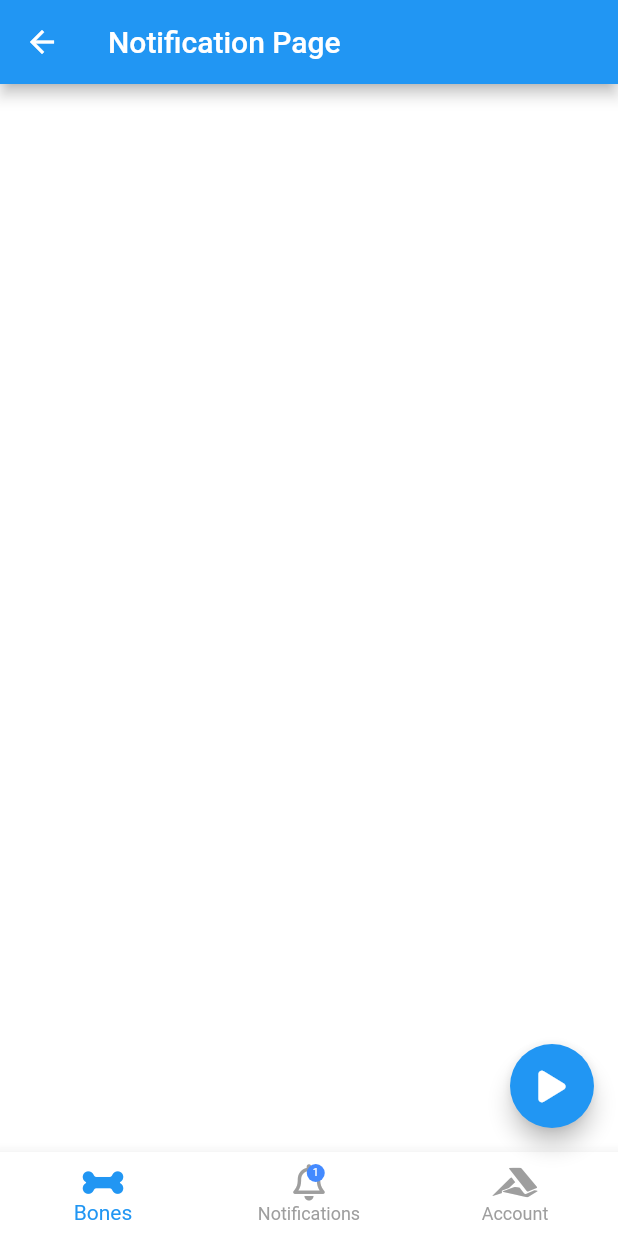
After one commit to matiasbaez/flutter-designs, a Flutter app: the NavigationScreen screen opened by its route, after a tap on an icon or button, on a phone screen of 412 x 824 dp. The commit adds this screen. Run offline on Flutter 3.47's test engine with Material 2 defaults, Android fonts, the phone set to English and light mode, and no system bars; drawn by our look-alikes of animate_do; our stand-ins replace flutter_svg, font_awesome_flutter.

Commit message:
Added, navigation screen

```diff
--- a/lib/main.dart
+++ b/lib/main.dart
@@ -29,6 +29,7 @@ class MyApp extends StatelessWidget {
         'circle_graphs'   : ( _ ) => const CircleGraphsScreen(),
         'basic_design'    : ( _ ) => const BasicDesignScreen(),
         'sliver_list'     : ( _ ) => const SliverListScreen(),
+        'notifications'   : ( _ ) => const NavigationScreen(),
         'animations'      : ( _ ) => const AnimationsScreen(),
         'animate_do'      : ( _ ) => const AnimateDoScreen(),
         'slideshows'      : ( _ ) => const SlideShowScreen(),
--- a/lib/screens/home_screen.dart
+++ b/lib/screens/home_screen.dart
@@ -105,6 +105,10 @@ class _HomeDrawer extends StatelessWidget {
             title: const Text('Animate do'),
             onTap: () => Navigator.pushNamed(context, 'animate_do'),
           ),
+          ListTile(
+            title: const Text('Notifications'),
+            onTap: () => Navigator.pushNamed(context, 'notifications'),
+          ),
         ],
       ),
     );
--- /dev/null
+++ b/lib/screens/navigation_screen.dart
@@ -0,0 +1,136 @@
+
+import 'package:animate_do/animate_do.dart';
+import 'package:flutter/material.dart';
+import 'package:font_awesome_flutter/font_awesome_flutter.dart';
+import 'package:provider/provider.dart';
+
+class NavigationScreen extends StatelessWidget {
+  const NavigationScreen({ Key? key }) : super(key: key);
+
+  @override
+  Widget build(BuildContext context){
+    return ChangeNotifierProvider(
+      create: (_) => _NotificationModel(),
+      child: Scaffold(
+        backgroundColor: Colors.white,
+        appBar: AppBar(
+          backgroundColor: Colors.blue,
+          title: const Text('Notification Page'),
+        ),
+
+        body: Container(),
+
+        floatingActionButton: const _FloatingButton(),
+
+        bottomNavigationBar: const _CustomBottomNavigationBar(),
+      ),
+    );
+  }
+}
+
+class _CustomBottomNavigationBar extends StatelessWidget {
+  const _CustomBottomNavigationBar({
+    Key? key,
+  }) : super(key: key);
+
+  @override
+  Widget build(BuildContext context) {
+
+    final notification = Provider.of<_NotificationModel>(context);
+    final amount = notification._number;
+
+    return BottomNavigationBar(
+      currentIndex: 0,
+      selectedItemColor: Colors.blue,
+      backgroundColor: Colors.white,
+      unselectedItemColor: Colors.grey,
+      items: [
+
+        const BottomNavigationBarItem(
+          label: 'Bones',
+
+          icon: FaIcon( FontAwesomeIcons.bone )
+        ),
+
+        BottomNavigationBarItem(
+          label: 'Notifications',
+          icon: Stack(
+            children: <Widget>[
+              const FaIcon( FontAwesomeIcons.bell ),
+
+              Positioned(
+                top: 0,
+                right: 0,
+                // child: Icon( Icons.brightness_1, size: 10, color: Colors.blueAccent, )
+                child: BounceInDown(
+                  from: 10,
+                  animate: amount > 0,
+                  child: Bounce(
+                    from: 10,
+                    controller: (controller) => Provider.of<_NotificationModel>(context).bounceController = controller,
+                    child: Container(
+                      width: 12,
+                      height: 12,
+                      decoration: const BoxDecoration(
+                        color: Colors.blueAccent,
+                        shape: BoxShape.circle
+                      ),
+                      alignment: Alignment.center,
+                      child: Text( '$amount', style: const TextStyle( color: Colors.white, fontSize: 7 ) ),
+                    ),
+                  ),
+                ),
+              )
+            ]
+          )
+        ),
+
+        const BottomNavigationBarItem(
+          label: 'Account',
+          icon: FaIcon( FontAwesomeIcons.accusoft )
+        ),
+
+      ],
+    );
+  }
+}
+
+class _FloatingButton extends StatelessWidget {
+  const _FloatingButton({super.key});
+
+  @override
+  Widget build(BuildContext context) {
+    return FloatingActionButton(
+      onPressed: () {
+        final notification = Provider.of<_NotificationModel>(context, listen: false);
+        int number = notification.number;
+        number++;
+        notification.number = number;
+
+        if (number >= 2) notification.bounceController.forward( from: 0.0 );
+      },
+      backgroundColor: Colors.blue,
+      child: const FaIcon( FontAwesomeIcons.play, color: Colors.white ),
+    );
+  }
+}
+
+class _NotificationModel extends ChangeNotifier {
+
+  int _number = 0;
+  late AnimationController _bounceController;
+
+  int get number => _number;
+  AnimationController get bounceController => _bounceController;
+
+  set number( int number ) {
+    _number = number;
+    notifyListeners();
+  }
+
+  set bounceController( AnimationController bounceController ) {
+    _bounceController = bounceController;
+    // notifyListeners();
+  }
+
+}
--- a/lib/screens/screens.dart
+++ b/lib/screens/screens.dart
@@ -4,6 +4,7 @@ export 'package:designs/screens/circle_graphs_screen.dart';
 export 'package:designs/screens/sliver_list_screen.dart';
 export 'package:designs/screens/animations_screen.dart';
 export 'package:designs/screens/animate_do_screen.dart';
+export 'package:designs/screens/navigation_screen.dart';
 export 'package:designs/screens/slideshow_screen.dart';
 export 'package:designs/screens/pinterest_screen.dart';
 export 'package:designs/screens/emergency_screen.dart';
```
